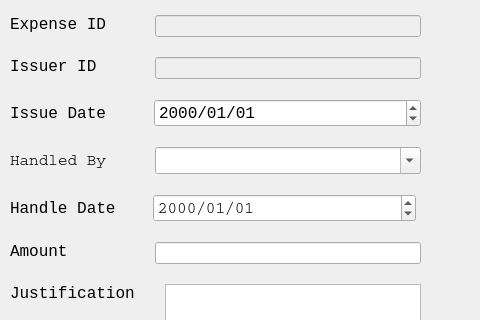
First picture: the form in ExpensesUI.ui, repository ASNaeem/Simple-VCMS, before the edit; both pictures show x 579 to 1059 and y 231 to 551 of the 1059 by 865 pixel window.
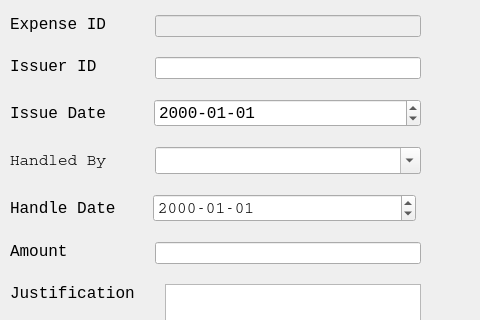
Second picture: the form after the edit.

Commit message: added create expense but it need a bit more fixing

The edit to the form file:
```diff
--- a/ExpensesUI.ui
+++ b/ExpensesUI.ui
@@ -422,7 +422,7 @@
             <item>
              <widget class="QLineEdit" name="line_issuer_id">
               <property name="enabled">
-               <bool>false</bool>
+               <bool>true</bool>
               </property>
               <property name="sizePolicy">
                <sizepolicy hsizetype="Expanding" vsizetype="Expanding">
@@ -691,7 +691,7 @@
                </font>
               </property>
               <property name="displayFormat">
-               <string>yyyy/MM/dd</string>
+               <string>yyyy-MM-dd</string>
               </property>
              </widget>
             </item>
@@ -727,7 +727,7 @@
                </font>
               </property>
               <property name="displayFormat">
-               <string>yyyy/MM/dd</string>
+               <string>yyyy-MM-dd</string>
               </property>
              </widget>
             </item>
```
The commit also changes 2 other files.
